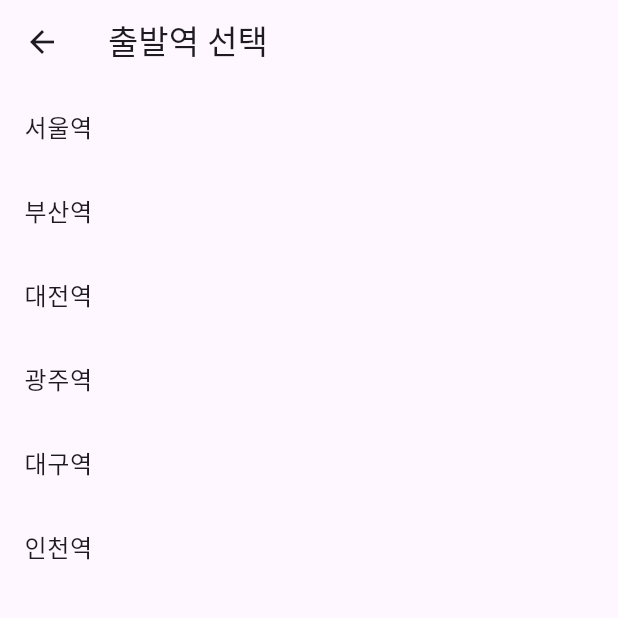
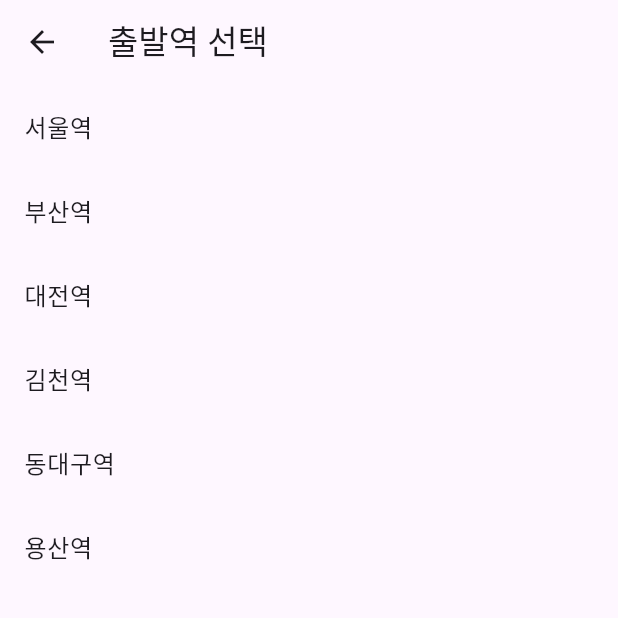
Before and after one commit to Cheeze06/Warrive, a Flutter app: the TrainInfoScreen screen opened directly, after a tap on "출발역 선택", on a phone screen of 412 x 824 dp, the top half of it. Run offline on Flutter 3.47's test engine with Material 3 defaults, Android fonts, the phone set to English and light mode, and no system bars.

```diff
--- a/lib/src/train_code/place_selection.dart
+++ b/lib/src/train_code/place_selection.dart
@@ -2,36 +2,41 @@ import 'package:flutter/material.dart';
 
 class PlaceSelectionScreen extends StatelessWidget {
   final String title;
-  final Function(String) onPlaceSelected;
+  final Function(String, String) onPlaceSelected; // 역 이름과 ID 전달
 
   PlaceSelectionScreen({
     required this.title,
     required this.onPlaceSelected,
   });
 
-  final List<String> places = [
-    "서울역",
-    "부산역",
-    "대전역",
-    "광주역",
-    "대구역",
-    "인천역",
-  ];
+  final Map<String, String> places = {
+    '서울역': 'NAT010000',
+    '부산역': 'NAT014445',
+    '대전역': 'NAT011668',
+    '김천역': 'NAT012546',
+    '동대구역': 'NAT013271',
+    '용산역': 'NAT010032',
+  };
 
   @override
   Widget build(BuildContext context) {
+    final placeEntries = places.entries.toList();
+
     return Scaffold(
       appBar: AppBar(
         title: Text(title),
       ),
       body: ListView.builder(
-        itemCount: places.length,
+        itemCount: placeEntries.length,
         itemBuilder: (context, index) {
+          final placeName = placeEntries[index].key;
+          final placeId = placeEntries[index].value;
+
           return ListTile(
-            title: Text(places[index]),
+            title: Text(placeName),
             onTap: () {
-              onPlaceSelected(places[index]);
-              Navigator.pop(context); // 선택 후 이전 화면으로 돌아가기
+              onPlaceSelected(placeName, placeId); // 이름과 ID를 반환
+              Navigator.pop(context);
             },
           );
         },
--- a/lib/src/train_code/train_main.dart
+++ b/lib/src/train_code/train_main.dart
@@ -10,28 +10,33 @@ class TrainInfoScreen extends StatefulWidget {
 class _TrainInfoScreenState extends State<TrainInfoScreen> {
   final TrainAPI trainAPI = TrainAPI();
   String result = "결과가 여기에 표시됩니다.";
-  String selectedDepPlace = "출발역 선택"; // 출발역 이름
-  String selectedArrPlace = "도착역 선택"; // 도착역 이름
+
+  String selectedDepPlace = "출발역 선택"; // 선택된 출발역 이름
+  String selectedArrPlace = "도착역 선택"; // 선택된 도착역 이름
+
+  String? selectedDepPlaceId; // 출발역 ID
+  String? selectedArrPlaceId; // 도착역 ID
 
   Future<void> fetchTrainData() async {
-    const depPlaceId = 'NAT010000'; // 서울역 코드
-    const arrPlaceId = 'NAT011668'; // 부산역 코드
+    if (selectedDepPlaceId == null || selectedArrPlaceId == null) {
+      setState(() {
+        result = "출발역과 도착역을 모두 선택하세요.";
+      });
+      return;
+    }
+
     final DateTime now = DateTime.now();
     final String depPlandTime =
         "${now.year}${now.month.toString().padLeft(2, '0')}${now.day.toString().padLeft(2, '0')}";
 
     final data = await trainAPI.fetchTrainInfo(
-      depPlaceId: depPlaceId,
-      arrPlaceId: arrPlaceId,
+      depPlaceId: selectedDepPlaceId!,
+      arrPlaceId: selectedArrPlaceId!,
       depPlandTime: depPlandTime,
     );
 
     setState(() {
-      if (data != null) {
-        result = data.toString();
-      } else {
-        result = "데이터를 가져오지 못했습니다.";
-      }
+      result = data != null ? data.toString() : "데이터를 가져오지 못했습니다.";
     });
   }
 
@@ -41,9 +46,10 @@ class _TrainInfoScreenState extends State<TrainInfoScreen> {
       MaterialPageRoute(
         builder: (context) => PlaceSelectionScreen(
           title: "출발역 선택",
-          onPlaceSelected: (place) {
+          onPlaceSelected: (placeName, placeId) {
             setState(() {
-              selectedDepPlace = place;
+              selectedDepPlace = placeName; // 역 이름
+              selectedDepPlaceId = placeId; // 역 ID
             });
           },
         ),
@@ -57,9 +63,10 @@ class _TrainInfoScreenState extends State<TrainInfoScreen> {
       MaterialPageRoute(
         builder: (context) => PlaceSelectionScreen(
           title: "도착역 선택",
-          onPlaceSelected: (place) {
+          onPlaceSelected: (placeName, placeId) {
             setState(() {
-              selectedArrPlace = place;
+              selectedArrPlace = placeName; // 역 이름
+              selectedArrPlaceId = placeId; // 역 ID
             });
           },
         ),
@@ -85,24 +92,24 @@ class _TrainInfoScreenState extends State<TrainInfoScreen> {
                   child: ElevatedButton(
                     onPressed: navigateToSelectDepPlace,
                     style: ElevatedButton.styleFrom(
-                      padding: const EdgeInsets.symmetric(vertical: 25), // 높이 설정
-                      textStyle: const TextStyle(fontSize: 20), // 텍스트 크기 설정
+                      padding: const EdgeInsets.symmetric(vertical: 25),
+                      textStyle: const TextStyle(fontSize: 20),
                       shape: RoundedRectangleBorder(
-                        borderRadius: BorderRadius.circular(8), // 버튼 모서리 둥글게
+                        borderRadius: BorderRadius.circular(8),
                       ),
                     ),
                     child: Text(selectedDepPlace, textAlign: TextAlign.center),
                   ),
                 ),
-                const SizedBox(width: 10), // 버튼 간 간격
+                const SizedBox(width: 10),
                 Expanded(
                   child: ElevatedButton(
                     onPressed: navigateToSelectArrPlace,
                     style: ElevatedButton.styleFrom(
-                      padding: const EdgeInsets.symmetric(vertical: 25), // 높이 설정
-                      textStyle: const TextStyle(fontSize: 20), // 텍스트 크기 설정
+                      padding: const EdgeInsets.symmetric(vertical: 25),
+                      textStyle: const TextStyle(fontSize: 20),
                       shape: RoundedRectangleBorder(
-                        borderRadius: BorderRadius.circular(8), // 버튼 모서리 둥글게
+                        borderRadius: BorderRadius.circular(8),
                       ),
                     ),
                     child: Text(selectedArrPlace, textAlign: TextAlign.center),
@@ -114,10 +121,10 @@ class _TrainInfoScreenState extends State<TrainInfoScreen> {
             ElevatedButton(
               onPressed: fetchTrainData,
               style: ElevatedButton.styleFrom(
-                padding: const EdgeInsets.symmetric(vertical: 15), // 높이 설정
-                textStyle: const TextStyle(fontSize: 18), // 텍스트 크기 설정
+                padding: const EdgeInsets.symmetric(vertical: 15),
+                textStyle: const TextStyle(fontSize: 18),
                 shape: RoundedRectangleBorder(
-                  borderRadius: BorderRadius.circular(8), // 버튼 모서리 둥글게
+                  borderRadius: BorderRadius.circular(8),
                 ),
               ),
               child: const Text('열차 정보 가져오기'),
```
Also changed, not shown: lib/src/train_code/API_return.dart (+20 -7 lines), lib/src/train_code/API_vo.dart (added, +86 -0 lines).
